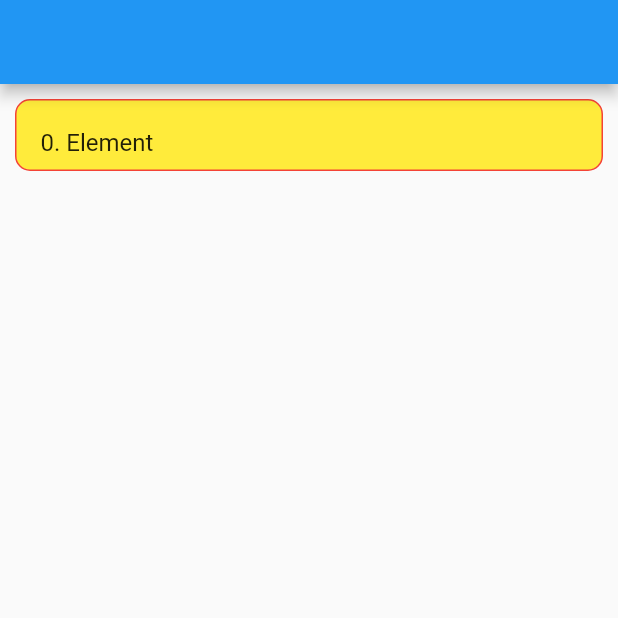
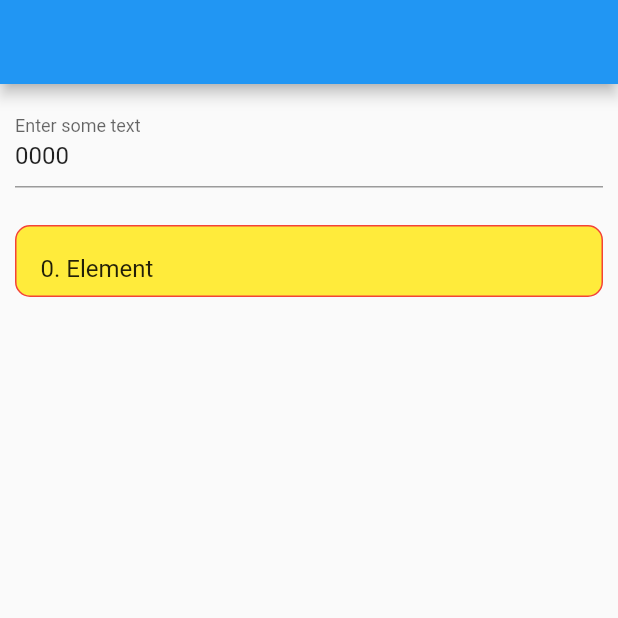
Before and after one commit to tappeddev/tapped_toolkit, a Flutter app: the screen it shows after launch, on a phone screen of 412 x 824 dp, the top half of it. Run offline on Flutter 3.47's test engine with Material 2 defaults, Android fonts, the phone set to English and light mode, and no system bars; missing offline and left inert: non_uniform_border.

Commit message:
Add BaseTextFieldExample to example module

```diff
--- /dev/null
+++ b/example/lib/base_text_field_example/base_text_field_example.dart
@@ -0,0 +1,21 @@
+import 'package:flutter/material.dart';
+import 'package:tapped_toolkit/tapped_toolkit.dart';
+
+class BaseTextFieldExample extends StatefulWidget {
+  const BaseTextFieldExample({Key? key}) : super(key: key);
+
+  @override
+  State<BaseTextFieldExample> createState() => _BaseTextFieldExampleState();
+}
+
+class _BaseTextFieldExampleState extends State<BaseTextFieldExample> {
+  @override
+  Widget build(BuildContext context) {
+    return BaseTextField(
+      text: "0000",
+      onChanged: (value) {},
+      decoration: const InputDecoration(label: Text("Enter some text")),
+      textStyle: const TextStyle(),
+    );
+  }
+}
--- a/example/lib/main.dart
+++ b/example/lib/main.dart
@@ -1,3 +1,4 @@
+import 'package:example/base_text_field_example/base_text_field_example.dart';
 import 'package:example/custom_drop_down_example/custom_drop_down_example.dart';
 import 'package:flutter/material.dart';
 
@@ -17,8 +18,14 @@ class ExampleApp extends StatelessWidget {
             appBar: AppBar(),
             body: Container(
               padding: const EdgeInsets.all(10.0),
-              child: const DropDownExample(
-                numberOfEntries: 25,
+              child: Column(
+                children: const [
+                  BaseTextFieldExample(),
+                  SizedBox(height: 25),
+                  DropDownExample(
+                    numberOfEntries: 25,
+                  ),
+                ],
               ),
             ),
           );
```
